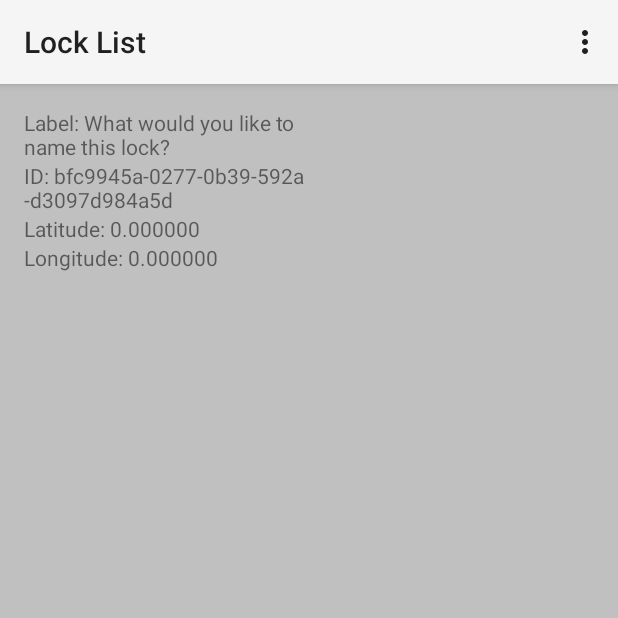
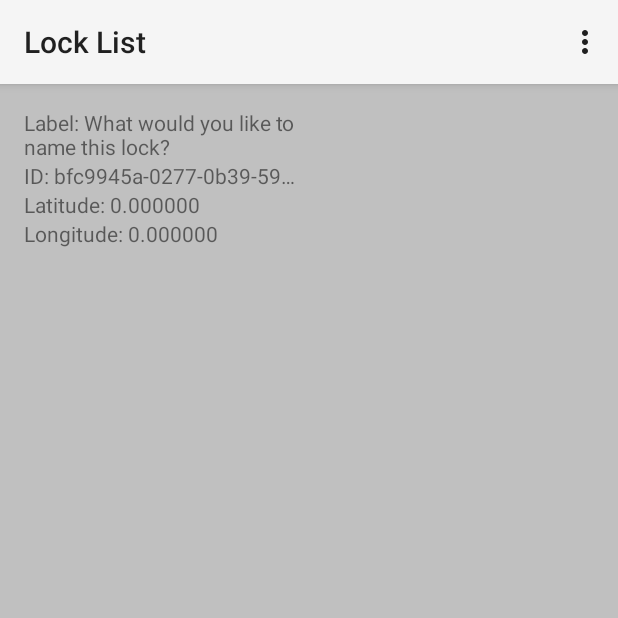
Before and after one commit to jrg94/EECS398, an Android app: the LockListScreen screen opened directly, with no data from a screen before it, on a phone screen of 412 x 824 dp, the top half of it. Run offline under Robolectric (Android 15) with nearby library versions, the phone set to English and light mode, and no system bars; 1 statement that could not run was skipped.

Commit message:
Using the singleLine keyword to limit lines

```diff
--- a/EECS398_UI/app/src/main/res/layout/lock_ui.xml
+++ b/EECS398_UI/app/src/main/res/layout/lock_ui.xml
@@ -13,6 +13,7 @@
         android:id="@+id/lockID"
         android:layout_width="match_parent"
         android:layout_height="wrap_content"
+        android:singleLine="true"
         android:text="@string/lock_id" />
     <TextView
         android:id="@+id/lockLat"
```
